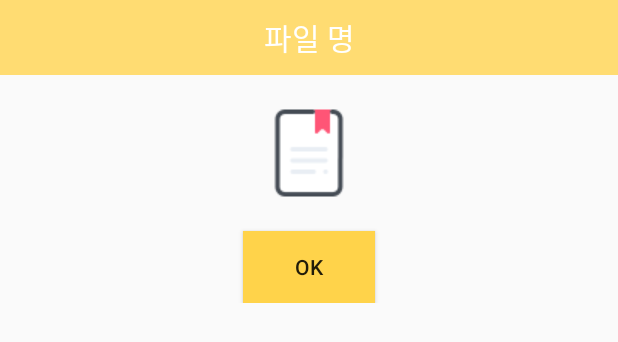
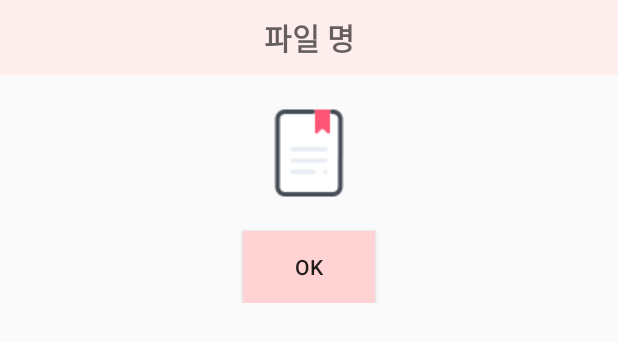
Before and after one commit to SusyKang/Project2019_Android, an Android app: the layout activity_pop_up.xml on its own in the app's theme, with its tools: preview values and no code run, on a phone screen of 412 x 824 dp. Shown: the top 342 px of the screen. Run offline under Robolectric (Android 15) with nearby library versions, the phone set to English and light mode, and no system bars.

Commit message:
디자인 컬러값 수정3

```diff
--- a/app/src/main/res/layout/activity_login.xml
+++ b/app/src/main/res/layout/activity_login.xml
@@ -47,7 +47,7 @@
             android:layout_marginTop="40dp"
             android:gravity="center"
             android:text="Login"
-            android:background="@color/colorPrimaryDark" />
+            android:background="@color/loginbtn" />
 
     </LinearLayout>
 
--- a/app/src/main/res/layout/activity_pop_up.xml
+++ b/app/src/main/res/layout/activity_pop_up.xml
@@ -17,11 +17,11 @@
             android:layout_height="wrap_content"
             android:gravity="center"
             android:padding="10dp"
-            android:text="파일 명"
             android:hint="파일 명"
             android:textSize="20dp"
-            android:textColor="#FFFFFF"
-            android:background="@color/colorPrimary"
+            android:textColor="@color/colorfortext"
+            android:textStyle="bold"
+            android:background="@color/popuptitle"
             android:id="@+id/popup_filename"/>
         <ImageView
             android:layout_width="wrap_content"
@@ -37,7 +37,7 @@
         android:layout_height="wrap_content"
         android:layout_gravity="center"
         android:text="OK"
-        android:background="@color/colorPrimaryDark"
+        android:background="@color/popupok"
         android:onClick="okbtn"
         android:id="@+id/popup_ok"
         tools:ignore="OnClick" />
--- a/app/src/main/res/layout/activity_splash.xml
+++ b/app/src/main/res/layout/activity_splash.xml
@@ -5,7 +5,7 @@
     xmlns:tools="http://schemas.android.com/tools"
     android:layout_width="match_parent"
     android:layout_height="match_parent"
-    android:background="#FFFFFF"
+    android:background="@color/colorbg"
     tools:context=".Splash">
 
     <ImageView
--- a/app/src/main/res/layout/fragment_main.xml
+++ b/app/src/main/res/layout/fragment_main.xml
@@ -130,14 +130,15 @@
                 android:layout_width="wrap_content"
                 android:layout_height="wrap_content"
                 android:text="사진 등록"
-                android:background="@color/colorPrimaryDark"
+                android:background="@color/mainbtn"
+                android:layout_marginRight="10dp"
                 android:layout_gravity="center_horizontal"/>
             <Button
                 android:id="@+id/babyphotosave"
                 android:layout_width="wrap_content"
                 android:layout_height="wrap_content"
                 android:text="사진 저장"
-                android:background="@color/colorPrimaryDark"
+                android:background="@color/mainbtn"
                 android:layout_gravity="center_horizontal"/>
         </LinearLayout>
 
--- a/app/src/main/res/layout/fragment_streaming.xml
+++ b/app/src/main/res/layout/fragment_streaming.xml
@@ -6,7 +6,7 @@
     android:layout_width="match_parent"
     android:layout_height="match_parent"
     android:orientation="vertical"
-    android:background="@drawable/bg"
+    android:background="@color/colorbg"
     tools:context=".StreamingFragment">
 
     <WebView
--- a/app/src/main/res/layout/item_gridview.xml
+++ b/app/src/main/res/layout/item_gridview.xml
@@ -4,7 +4,8 @@
     android:layout_width="match_parent"
     android:layout_height="match_parent"
     android:orientation="vertical"
-    android:padding="10dp">
+    android:padding="10dp"
+    android:background="@color/colorlistbg2">
 
     <ImageView
         android:id="@+id/item_image"
--- a/app/src/main/res/values/colors.xml
+++ b/app/src/main/res/values/colors.xml
@@ -1,14 +1,19 @@
 <?xml version="1.0" encoding="utf-8"?>
 <resources>
-    <color name="colorPrimary">#ffdc72</color>
-    <color name="colorPrimaryDark">#ffd34a</color>
+    <color name="colorPrimary">#FFF0C2</color>
+    <color name="colorPrimaryDark">#FFE080</color>
     <color name="colorAccent">#D81B60</color>
 
-    <color name="colorbg">#FFF2CC</color>
+    <color name="colorbg">#FFF9EB</color>
+
     <color name="colorselected">#FFACAC</color>
     <color name="transparent">#00FF0000</color>
     <color name="colorfortext">#666051</color>
     <color name="colorlistbg">#FFD3D3</color>
     <color name="colorlistbg2">#FFF9E6</color>
 
+    <color name="loginbtn">#FFDECC</color>
+    <color name="popuptitle">#FFEEEE</color>
+    <color name="popupok">#FFD3D3</color>
+    <color name="mainbtn">#FFDECC</color>
 </resources>
```
